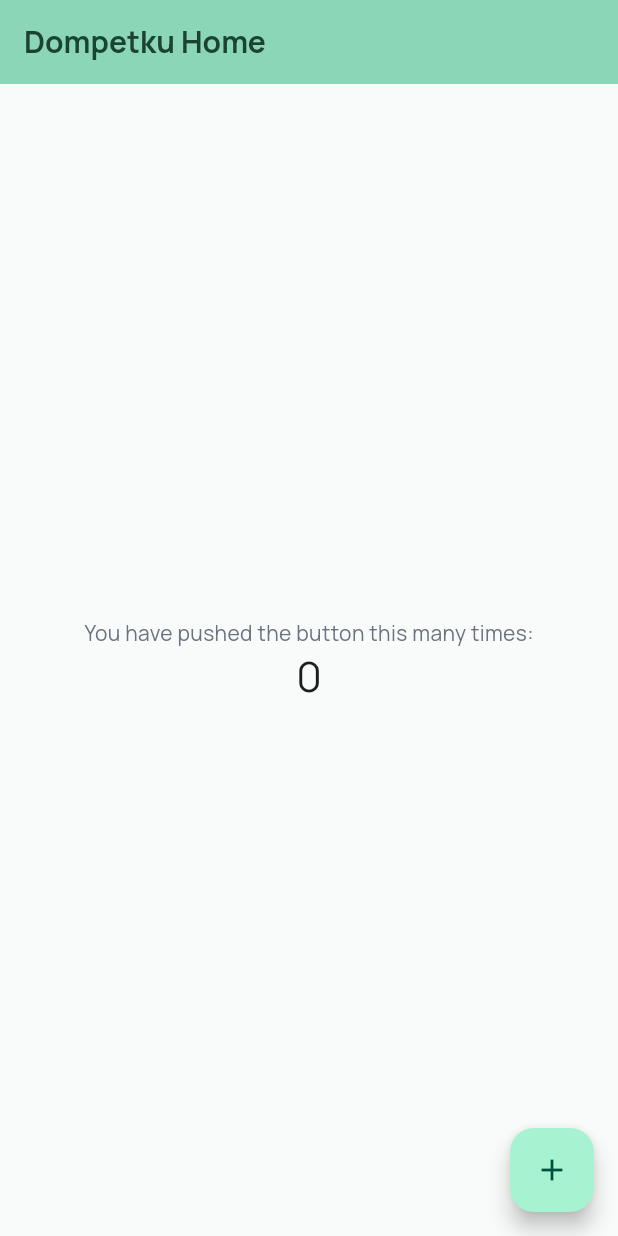
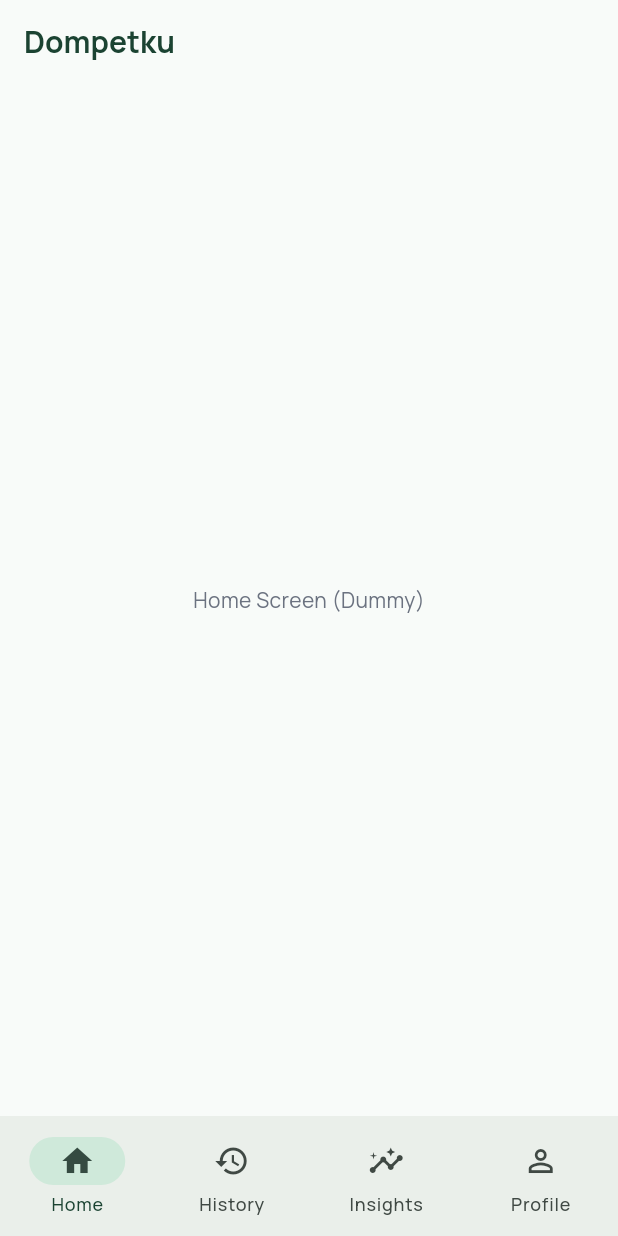
Before and after one commit to fardanhafidz/dompetku, a Flutter app: the screen it shows after launch, on a phone screen of 412 x 824 dp. Run offline on Flutter 3.47's test engine with Material 3 defaults, Android fonts, the phone set to English and light mode, and no system bars; our stand-ins replace equatable, get_it, go_router, google_fonts, supabase_flutter; accounts and stored records are empty.

Commit message:
feat: Implement initial app bottom navigation and placeholder screens.

```diff
--- /dev/null
+++ b/lib/features/auth/presentation/pages/login_screen.dart
@@ -0,0 +1,14 @@
+import 'package:flutter/material.dart';
+
+class LoginScreen extends StatelessWidget {
+  const LoginScreen({super.key});
+
+  @override
+  Widget build(BuildContext context) {
+    return const Scaffold(
+      body: Center(
+        child: Text('Login Screen (Dummy)'),
+      ),
+    );
+  }
+}
--- /dev/null
+++ b/lib/features/history/presentation/pages/history_screen.dart
@@ -0,0 +1,15 @@
+import 'package:flutter/material.dart';
+
+class HistoryScreen extends StatelessWidget {
+  const HistoryScreen({super.key});
+
+  @override
+  Widget build(BuildContext context) {
+    return Scaffold(
+      appBar: AppBar(title: const Text('History')),
+      body: const Center(
+        child: Text('History Screen (Dummy)'),
+      ),
+    );
+  }
+}
--- /dev/null
+++ b/lib/features/home/presentation/pages/home_screen.dart
@@ -0,0 +1,15 @@
+import 'package:flutter/material.dart';
+
+class HomeScreen extends StatelessWidget {
+  const HomeScreen({super.key});
+
+  @override
+  Widget build(BuildContext context) {
+    return Scaffold(
+      appBar: AppBar(title: const Text('Dompetku')),
+      body: const Center(
+        child: Text('Home Screen (Dummy)'),
+      ),
+    );
+  }
+}
--- /dev/null
+++ b/lib/features/insights/presentation/pages/insights_screen.dart
@@ -0,0 +1,15 @@
+import 'package:flutter/material.dart';
+
+class InsightsScreen extends StatelessWidget {
+  const InsightsScreen({super.key});
+
+  @override
+  Widget build(BuildContext context) {
+    return Scaffold(
+      appBar: AppBar(title: const Text('Insights')),
+      body: const Center(
+        child: Text('Insights Screen (Dummy)'),
+      ),
+    );
+  }
+}
--- /dev/null
+++ b/lib/features/profile/presentation/pages/profile_screen.dart
@@ -0,0 +1,15 @@
+import 'package:flutter/material.dart';
+
+class ProfileScreen extends StatelessWidget {
+  const ProfileScreen({super.key});
+
+  @override
+  Widget build(BuildContext context) {
+    return Scaffold(
+      appBar: AppBar(title: const Text('Profile')),
+      body: const Center(
+        child: Text('Profile Screen (Dummy)'),
+      ),
+    );
+  }
+}
--- a/lib/main.dart
+++ b/lib/main.dart
@@ -1,5 +1,6 @@
 import 'package:dompetku/core/env/env.dart';
 import 'package:flutter/material.dart';
+import 'routing/app_router.dart';
 import 'shared/theme/app_theme.dart';
 
 import 'package:supabase_flutter/supabase_flutter.dart';
@@ -21,101 +22,13 @@ void main() async {
 class MyApp extends StatelessWidget {
   const MyApp({super.key});
 
-  // This widget is the root of your application.
   @override
   Widget build(BuildContext context) {
-    return MaterialApp(
+    return MaterialApp.router(
       title: 'Dompetku',
+      debugShowCheckedModeBanner: false,
       theme: AppTheme.lightTheme,
-      home: const MyHomePage(title: 'Dompetku Home'),
+      routerConfig: AppRouter.config,
     );
   }
 }
-
-class MyHomePage extends StatefulWidget {
-  const MyHomePage({super.key, required this.title});
-
-  // This widget is the home page of your application. It is stateful, meaning
-  // that it has a State object (defined below) that contains fields that affect
-  // how it looks.
-
-  // This class is the configuration for the state. It holds the values (in this
-  // case the title) provided by the parent (in this case the App widget) and
-  // used by the build method of the State. Fields in a Widget subclass are
-  // always marked "final".
-
-  final String title;
-
-  @override
-  State<MyHomePage> createState() => _MyHomePageState();
-}
-
-class _MyHomePageState extends State<MyHomePage> {
-  int _counter = 0;
-
-  void _incrementCounter() {
-    setState(() {
-      // This call to setState tells the Flutter framework that something has
-      // changed in this State, which causes it to rerun the build method below
-      // so that the display can reflect the updated values. If we changed
-      // _counter without calling setState(), then the build method would not be
-      // called again, and so nothing would appear to happen.
-      _counter++;
-    });
-  }
-
-  @override
-  Widget build(BuildContext context) {
-    // This method is rerun every time setState is called, for instance as done
-    // by the _incrementCounter method above.
-    //
-    // The Flutter framework has been optimized to make rerunning build methods
-    // fast, so that you can just rebuild anything that needs updating rather
-    // than having to individually change instances of widgets.
-    return Scaffold(
-      appBar: AppBar(
-        // TRY THIS: Try changing the color here to a specific color (to
-        // Colors.amber, perhaps?) and trigger a hot reload to see the AppBar
-        // change color while the other colors stay the same.
-        backgroundColor: Theme.of(context).colorScheme.inversePrimary,
-        // Here we take the value from the MyHomePage object that was created by
-        // the App.build method, and use it to set our appbar title.
-        title: Text(widget.title),
-      ),
-      body: Center(
-        // Center is a layout widget. It takes a single child and positions it
-        // in the middle of the parent.
-        child: Column(
-          // Column is also a layout widget. It takes a list of children and
-          // arranges them vertically. By default, it sizes itself to fit its
-          // children horizontally, and tries to be as tall as its parent.
-          //
-          // Column has various properties to control how it sizes itself and
-          // how it positions its children. Here we use mainAxisAlignment to
-          // center the children vertically; the main axis here is the vertical
-          // axis because Columns are vertical (the cross axis would be
-          // horizontal).
-          //
-          // TRY THIS: Invoke "debug painting" (choose the "Toggle Debug Paint"
-          // action in the IDE, or press "p" in the console), to see the
-          // wireframe for each widget.
-          mainAxisAlignment: MainAxisAlignment.center,
-          children: <Widget>[
-            const Text(
-              'You have pushed the button this many times:',
-            ),
-            Text(
-              '$_counter',
-              style: Theme.of(context).textTheme.headlineMedium,
-            ),
-          ],
-        ),
-      ),
-      floatingActionButton: FloatingActionButton(
-        onPressed: _incrementCounter,
-        tooltip: 'Increment',
-        child: const Icon(Icons.add),
-      ), // This trailing comma makes auto-formatting nicer for build methods.
-    );
-  }
-}
--- a/lib/routing/app_router.dart
+++ b/lib/routing/app_router.dart
@@ -0,0 +1,71 @@
+import 'package:flutter/material.dart';
+import 'package:go_router/go_router.dart';
+
+import '../features/auth/presentation/pages/login_screen.dart';
+import '../features/home/presentation/pages/home_screen.dart';
+import '../features/history/presentation/pages/history_screen.dart';
+import '../features/insights/presentation/pages/insights_screen.dart';
+import '../features/profile/presentation/pages/profile_screen.dart';
+import 'main_wrapper.dart';
+
+class AppRouter {
+  static final _rootNavigatorKey = GlobalKey<NavigatorState>();
+  static final _shellNavigatorHomeKey = GlobalKey<NavigatorState>(debugLabel: 'shellHome');
+  static final _shellNavigatorHistoryKey = GlobalKey<NavigatorState>(debugLabel: 'shellHistory');
+  static final _shellNavigatorInsightsKey = GlobalKey<NavigatorState>(debugLabel: 'shellInsights');
+  static final _shellNavigatorProfileKey = GlobalKey<NavigatorState>(debugLabel: 'shellProfile');
+
+  static final config = GoRouter(
+    initialLocation: '/',
+    navigatorKey: _rootNavigatorKey,
+    routes: [
+      GoRoute(
+        path: '/login',
+        builder: (context, state) => const LoginScreen(),
+      ),
+      StatefulShellRoute.indexedStack(
+        builder: (context, state, navigationShell) {
+          return MainWrapper(navigationShell: navigationShell);
+        },
+        branches: [
+          StatefulShellBranch(
+            navigatorKey: _shellNavigatorHomeKey,
+            routes: [
+              GoRoute(
+                path: '/',
+                builder: (context, state) => const HomeScreen(),
+              ),
+            ],
+          ),
+          StatefulShellBranch(
+            navigatorKey: _shellNavigatorHistoryKey,
+            routes: [
+              GoRoute(
+                path: '/history',
+                builder: (context, state) => const HistoryScreen(),
+              ),
+            ],
+          ),
+          StatefulShellBranch(
+            navigatorKey: _shellNavigatorInsightsKey,
+            routes: [
+              GoRoute(
+                path: '/insights',
+                builder: (context, state) => const InsightsScreen(),
+              ),
+            ],
+          ),
+          StatefulShellBranch(
+            navigatorKey: _shellNavigatorProfileKey,
+            routes: [
+              GoRoute(
+                path: '/profile',
+                builder: (context, state) => const ProfileScreen(),
+              ),
+            ],
+          ),
+        ],
+      ),
+    ],
+  );
+}
--- /dev/null
+++ b/lib/routing/main_wrapper.dart
@@ -0,0 +1,49 @@
+import 'package:flutter/material.dart';
+import 'package:go_router/go_router.dart';
+
+class MainWrapper extends StatelessWidget {
+  final StatefulNavigationShell navigationShell;
+
+  const MainWrapper({
+    super.key,
+    required this.navigationShell,
+  });
+
+  @override
+  Widget build(BuildContext context) {
+    return Scaffold(
+      body: navigationShell,
+      bottomNavigationBar: NavigationBar(
+        selectedIndex: navigationShell.currentIndex,
+        onDestinationSelected: (index) {
+          navigationShell.goBranch(
+            index,
+            initialLocation: index == navigationShell.currentIndex,
+          );
+        },
+        destinations: const [
+          NavigationDestination(
+            icon: Icon(Icons.home_outlined),
+            selectedIcon: Icon(Icons.home),
+            label: 'Home',
+          ),
+          NavigationDestination(
+            icon: Icon(Icons.history_outlined),
+            selectedIcon: Icon(Icons.history),
+            label: 'History',
+          ),
+          NavigationDestination(
+            icon: Icon(Icons.insights_outlined),
+            selectedIcon: Icon(Icons.insights),
+            label: 'Insights',
+          ),
+          NavigationDestination(
+            icon: Icon(Icons.person_outline),
+            selectedIcon: Icon(Icons.person),
+            label: 'Profile',
+          ),
+        ],
+      ),
+    );
+  }
+}
```
